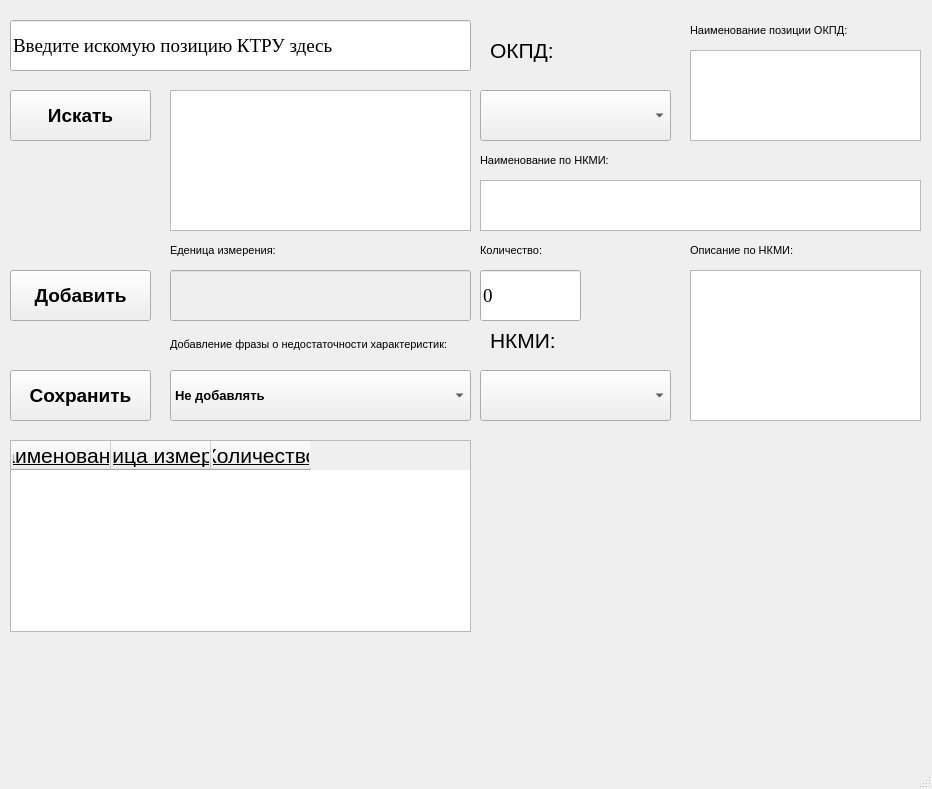
Old version of the form inface.ui in the repository Vofanchik/KTRUautoField.
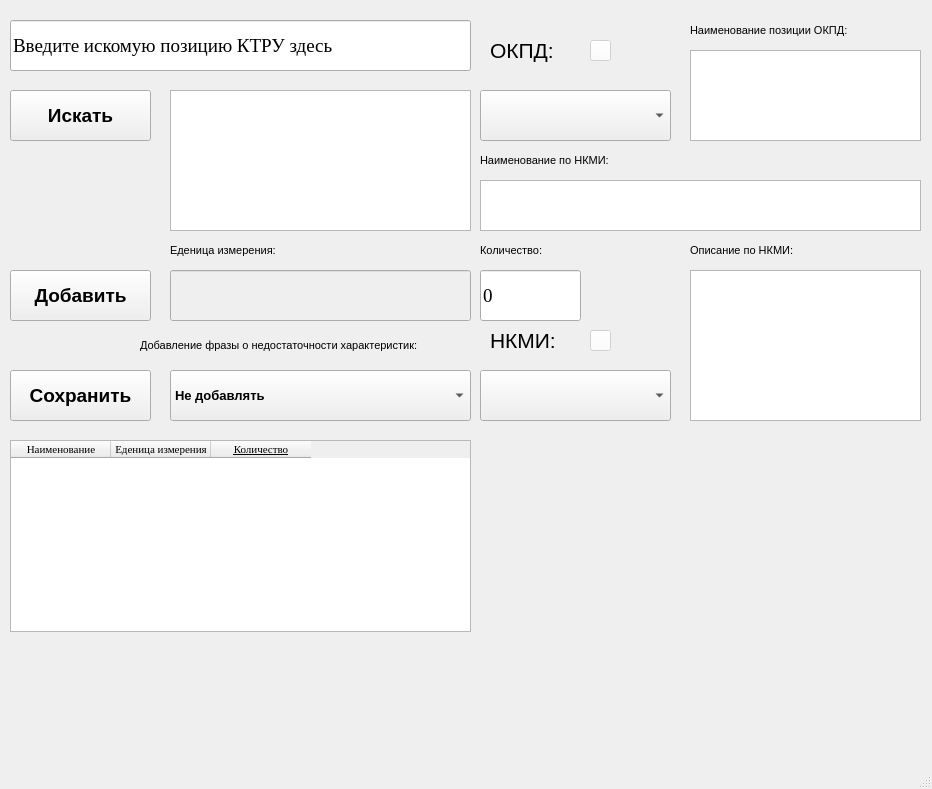
New version of the form.

Commit message: check button nkmi okpd added

The edit to the form file:
```diff
--- a/inface.ui
+++ b/inface.ui
@@ -298,9 +298,9 @@
    <widget class="QLabel" name="label_3">
     <property name="geometry">
      <rect>
-      <x>170</x>
-      <y>329</y>
-      <width>301</width>
+      <x>140</x>
+      <y>330</y>
+      <width>331</width>
       <height>31</height>
      </rect>
     </property>
@@ -466,18 +466,76 @@
      <property name="text">
       <string>Наименование</string>
      </property>
+     <property name="font">
+      <font>
+       <family>Times New Roman</family>
+       <pointsize>8</pointsize>
+       <underline>false</underline>
+      </font>
+     </property>
     </column>
     <column>
      <property name="text">
       <string>Еденица измерения</string>
      </property>
+     <property name="font">
+      <font>
+       <family>Times New Roman</family>
+       <pointsize>8</pointsize>
+       <underline>false</underline>
+      </font>
+     </property>
     </column>
     <column>
      <property name="text">
       <string>Количество</string>
      </property>
+     <property name="font">
+      <font>
+       <family>Times New Roman</family>
+       <pointsize>8</pointsize>
+      </font>
+     </property>
     </column>
    </widget>
+   <widget class="QPushButton" name="pushButton_4">
+    <property name="enabled">
+     <bool>false</bool>
+    </property>
+    <property name="geometry">
+     <rect>
+      <x>590</x>
+      <y>40</y>
+      <width>21</width>
+      <height>21</height>
+     </rect>
+    </property>
+    <property name="styleSheet">
+     <string notr="true">background: rgb(255,255,255);</string>
+    </property>
+    <property name="text">
+     <string/>
+    </property>
+   </widget>
+   <widget class="QPushButton" name="pushButton_5">
+    <property name="enabled">
+     <bool>false</bool>
+    </property>
+    <property name="geometry">
+     <rect>
+      <x>590</x>
+      <y>330</y>
+      <width>21</width>
+      <height>21</height>
+     </rect>
+    </property>
+    <property name="styleSheet">
+     <string notr="true">background: rgb(255,255,255);</string>
+    </property>
+    <property name="text">
+     <string/>
+    </property>
+   </widget>
   </widget>
   <widget class="QStatusBar" name="statusbar"/>
  </widget>
```
The commit also changes 3 other files.
